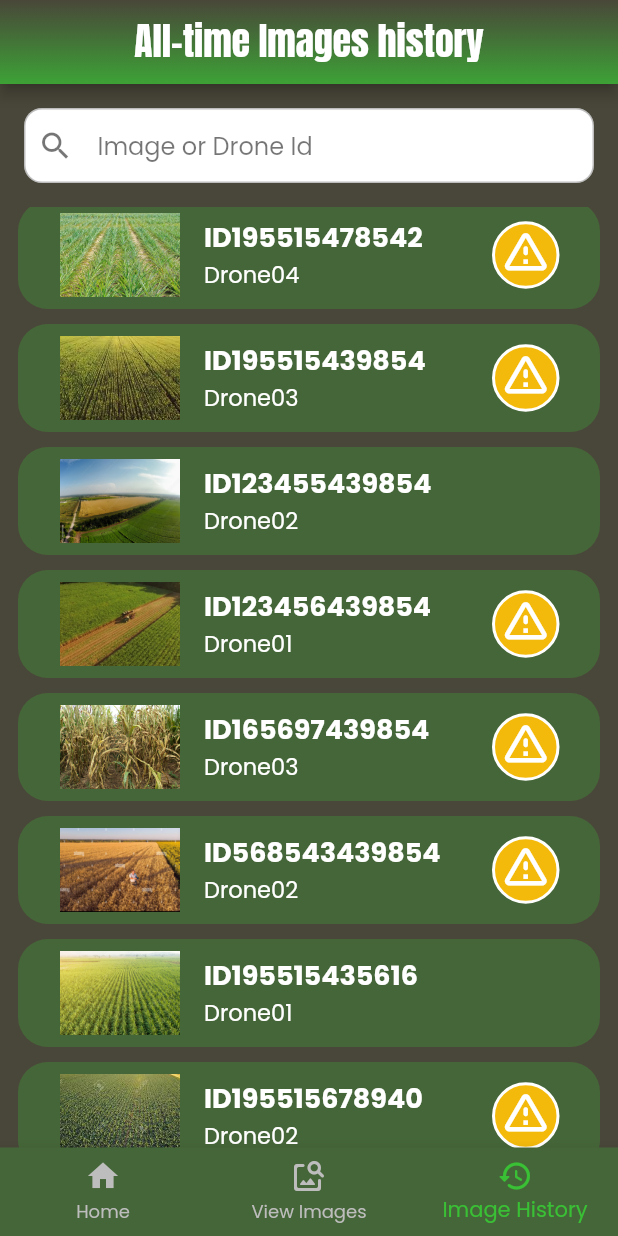
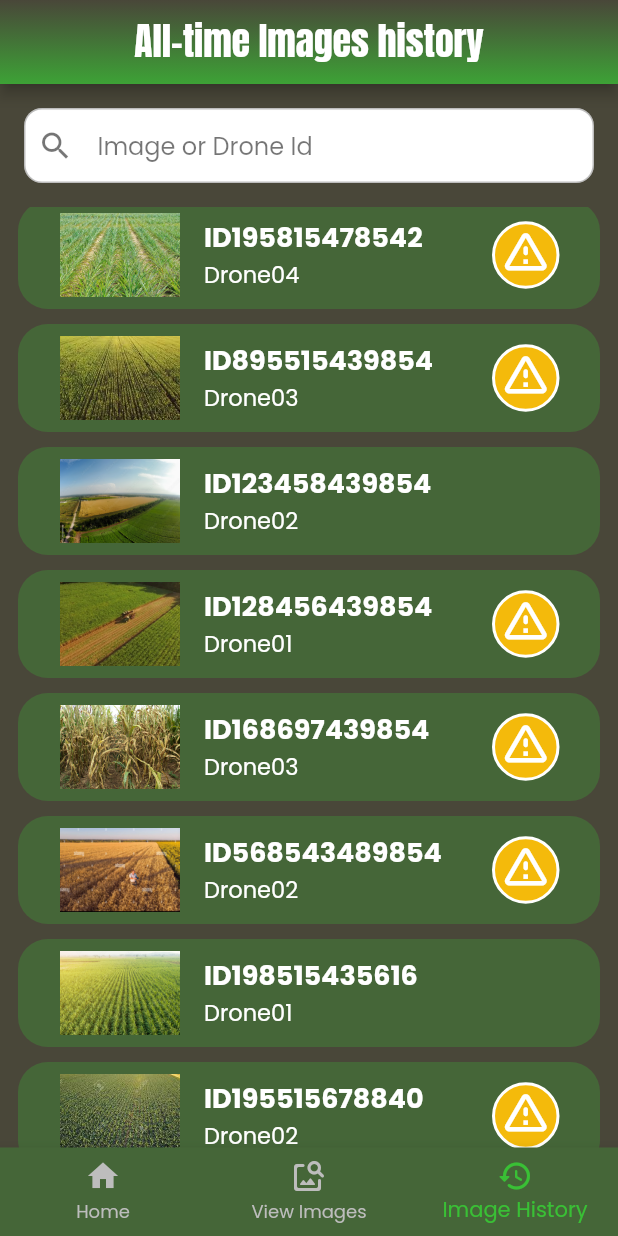
Before and after one commit to guiGarcia42/FarmMonitoringSystem, a Flutter app: the screen it shows after launch, item 3 of the bottom bar chosen, scrolled down 1152 dp, on a phone screen of 412 x 824 dp. Run offline on Flutter 3.47's test engine with Material 2 defaults, Android fonts, the light colour scheme and no system bars; our stand-ins replace google_fonts.

Commit message:
Just changing the data list to feel more natural

```diff
--- a/lib/controller/farm_image_controller.dart
+++ b/lib/controller/farm_image_controller.dart
@@ -1,7 +1,6 @@
 import 'package:farm_monitoring_system/models/ai_data.dart';
 import 'package:farm_monitoring_system/models/captured_image.dart';
 import 'package:farm_monitoring_system/utils/data.dart';
-import 'package:intl/intl.dart';
 
 class FarmImageController {
   List<CapturedImage> recentCapturedImages = [];
--- a/lib/utils/data.dart
+++ b/lib/utils/data.dart
@@ -166,7 +166,7 @@ final allTimeCapturedImagesData = <CapturedImage>[
   ),
   CapturedImage(
     "assets/images/cane_sugar_farm_01.jpg",
-    "ID195515435616",
+    "ID185515435616",
     droneCode[0],
     "19º55’15’’ S & 43º56’16’’ W",
     DateTime.utc(2023, 05, 02),
@@ -194,7 +194,7 @@ final allTimeCapturedImagesData = <CapturedImage>[
   ),
   CapturedImage(
     "assets/images/maize_farm_02.jpg",
-    "ID195515486586",
+    "ID198515486586",
     droneCode[1],
     "19º55’15’’ S & 48º65’86’’ W",
     DateTime.utc(2023, 05, 01),
@@ -208,7 +208,7 @@ final allTimeCapturedImagesData = <CapturedImage>[
   ),
   CapturedImage(
     "assets/images/maize_farm_03.jpg",
-    "ID195515454624",
+    "ID195815454624",
     droneCode[4],
     "19º55’15’’ S & 45º46’24’’ W",
     DateTime.utc(2023, 04, 31),
@@ -222,7 +222,7 @@ final allTimeCapturedImagesData = <CapturedImage>[
   ),
   CapturedImage(
     "assets/images/cane_sugar_farm_02.jpg",
-    "ID195515478542",
+    "ID195815478542",
     droneCode[3],
     "19º55’15’’ S & 47º85’42’’ W",
     DateTime.utc(2023, 04, 31),
@@ -236,7 +236,7 @@ final allTimeCapturedImagesData = <CapturedImage>[
   ),
   CapturedImage(
     "assets/images/wheat_farm_01.jpg",
-    "ID195515439854",
+    "ID895515439854",
     droneCode[2],
     "19º55’15’’ S & 43º98’54’’ W",
     DateTime.utc(2023, 04, 28),
@@ -250,7 +250,7 @@ final allTimeCapturedImagesData = <CapturedImage>[
   ),
   CapturedImage(
     "assets/images/wheat_farm_02.jpg",
-    "ID123455439854",
+    "ID123458439854",
     droneCode[1],
     "12º34’55’’ S & 43º98’54’’ W",
     DateTime.utc(2023, 04, 29),
@@ -264,7 +264,7 @@ final allTimeCapturedImagesData = <CapturedImage>[
   ),
   CapturedImage(
     "assets/images/cane_sugar_farm_03.jpg",
-    "ID123456439854",
+    "ID128456439854",
     droneCode[0],
     "12º34’56’’ S & 43º98’54’’ W",
     DateTime.utc(2023, 04, 27),
@@ -278,7 +278,7 @@ final allTimeCapturedImagesData = <CapturedImage>[
   ),
   CapturedImage(
     "assets/images/maize_farm_04.jpg",
-    "ID165697439854",
+    "ID168697439854",
     droneCode[2],
     "16º56’97’’ S & 43º98’54’’ W",
     DateTime.utc(2023, 04, 26),
@@ -292,7 +292,7 @@ final allTimeCapturedImagesData = <CapturedImage>[
   ),
   CapturedImage(
     "assets/images/wheat_farm_03.jpg",
-    "ID568543439854",
+    "ID568543489854",
     droneCode[1],
     "56º85’43’’ S & 43º98’54’’ W",
     DateTime(2023, 04, 26),
@@ -306,7 +306,7 @@ final allTimeCapturedImagesData = <CapturedImage>[
   ),
   CapturedImage(
     "assets/images/cane_sugar_farm_01.jpg",
-    "ID195515435616",
+    "ID198515435616",
     droneCode[0],
     "19º55’15’’ S & 43º56’16’’ W",
     DateTime.utc(2023, 03, 02),
@@ -320,7 +320,7 @@ final allTimeCapturedImagesData = <CapturedImage>[
   ),
   CapturedImage(
     "assets/images/maize_farm_01.jpg",
-    "ID195515678940",
+    "ID195515678840",
     droneCode[1],
     "19º55’15’’ S & 67º89’40’’ W",
     DateTime.utc(2023, 03, 02),
@@ -334,7 +334,7 @@ final allTimeCapturedImagesData = <CapturedImage>[
   ),
   CapturedImage(
     "assets/images/maize_farm_02.jpg",
-    "ID195515486586",
+    "ID195515486886",
     droneCode[1],
     "19º55’15’’ S & 48º65’86’’ W",
     DateTime.utc(2023, 03, 01),
@@ -348,7 +348,7 @@ final allTimeCapturedImagesData = <CapturedImage>[
   ),
   CapturedImage(
     "assets/images/maize_farm_03.jpg",
-    "ID195515454624",
+    "ID195515454824",
     droneCode[4],
     "19º55’15’’ S & 45º46’24’’ W",
     DateTime.utc(2023, 03, 31),
@@ -362,7 +362,7 @@ final allTimeCapturedImagesData = <CapturedImage>[
   ),
   CapturedImage(
     "assets/images/cane_sugar_farm_02.jpg",
-    "ID195515478542",
+    "ID195515478842",
     droneCode[3],
     "19º55’15’’ S & 47º85’42’’ W",
     DateTime.utc(2023, 03, 31),
@@ -376,7 +376,7 @@ final allTimeCapturedImagesData = <CapturedImage>[
   ),
   CapturedImage(
     "assets/images/wheat_farm_01.jpg",
-    "ID195515439854",
+    "ID195515438854",
     droneCode[2],
     "19º55’15’’ S & 43º98’54’’ W",
     DateTime.utc(2023, 03, 28),
@@ -390,7 +390,7 @@ final allTimeCapturedImagesData = <CapturedImage>[
   ),
   CapturedImage(
     "assets/images/wheat_farm_02.jpg",
-    "ID123455439854",
+    "ID123455439858",
     droneCode[1],
     "12º34’55’’ S & 43º98’54’’ W",
     DateTime.utc(2023, 03, 29),
@@ -404,7 +404,7 @@ final allTimeCapturedImagesData = <CapturedImage>[
   ),
   CapturedImage(
     "assets/images/cane_sugar_farm_03.jpg",
-    "ID123456439854",
+    "ID123456839854",
     droneCode[0],
     "12º34’56’’ S & 43º98’54’’ W",
     DateTime.utc(2023, 03, 27),
@@ -418,7 +418,7 @@ final allTimeCapturedImagesData = <CapturedImage>[
   ),
   CapturedImage(
     "assets/images/maize_farm_04.jpg",
-    "ID165697439854",
+    "ID865697439854",
     droneCode[2],
     "16º56’97’’ S & 43º98’54’’ W",
     DateTime.utc(2023, 03, 26),
@@ -432,7 +432,7 @@ final allTimeCapturedImagesData = <CapturedImage>[
   ),
   CapturedImage(
     "assets/images/wheat_farm_03.jpg",
-    "ID568543439854",
+    "ID568543439858",
     droneCode[1],
     "56º85’43’’ S & 43º98’54’’ W",
     DateTime(2023, 03, 26),
```
